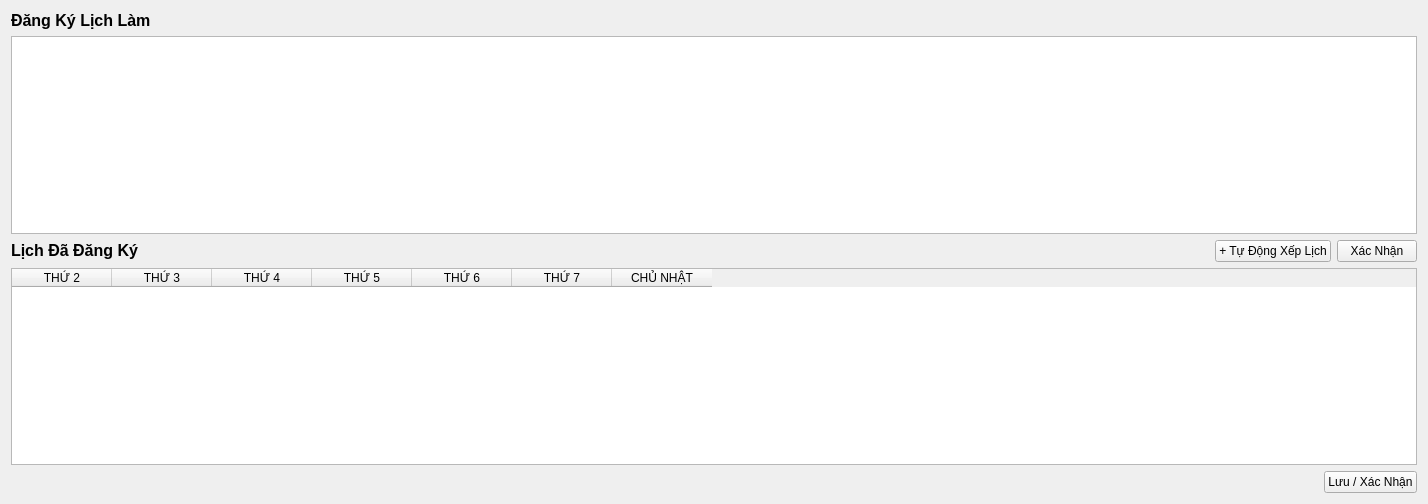
Above: src/view/Schedule_View.ui from vttaan/OOP---Management-Application-Project before the change. Below: the same form after it.
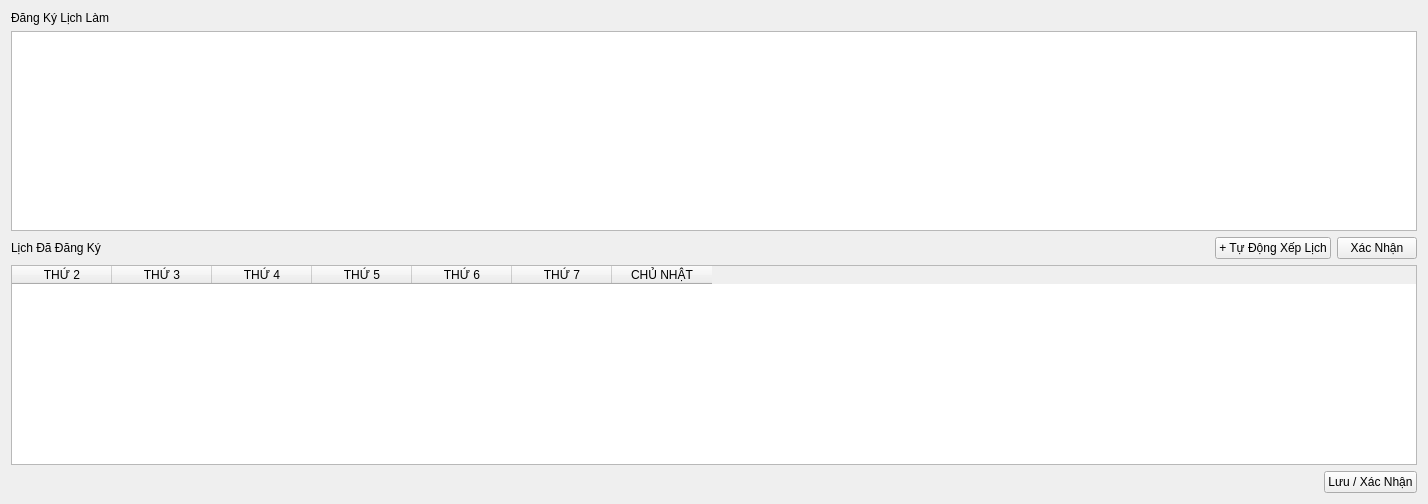
That is the form after the change.

```diff
--- a/src/view/Schedule_View.ui
+++ b/src/view/Schedule_View.ui
@@ -17,7 +17,7 @@
    <item>
     <widget class="QLabel" name="DangKyLich">
      <property name="text">
-      <string>&lt;html&gt;&lt;head/&gt;&lt;body&gt;&lt;p&gt;&lt;span style=&quot; font-size:12pt; font-weight:700;&quot;&gt;Đăng Ký Lịch Làm&lt;/span&gt;&lt;/p&gt;&lt;/body&gt;&lt;/html&gt;</string>
+      <string>Đăng Ký Lịch Làm</string>
      </property>
     </widget>
    </item>
@@ -63,7 +63,7 @@
      <item>
       <widget class="QLabel" name="XacNhanLich">
        <property name="text">
-        <string>&lt;html&gt;&lt;head/&gt;&lt;body&gt;&lt;p&gt;&lt;span style=&quot; font-size:12pt; font-weight:700;&quot;&gt;Lịch Đã Đăng Ký&lt;/span&gt;&lt;/p&gt;&lt;/body&gt;&lt;/html&gt;</string>
+        <string>Lịch Đã Đăng Ký</string>
        </property>
       </widget>
      </item>
```
